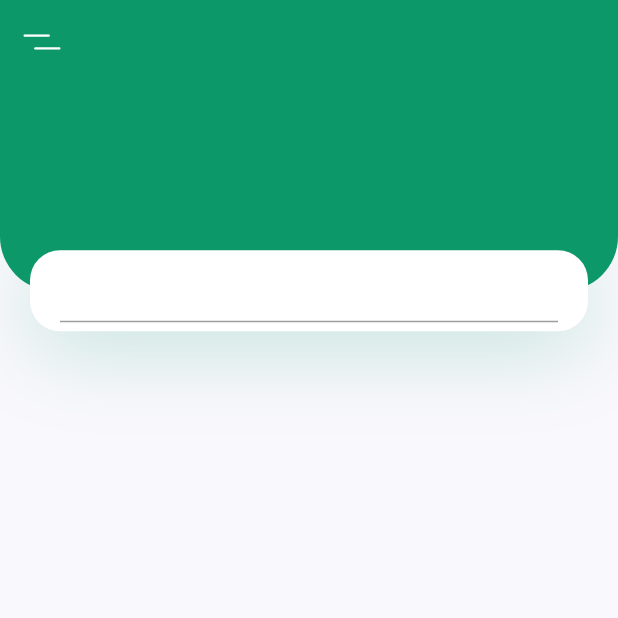
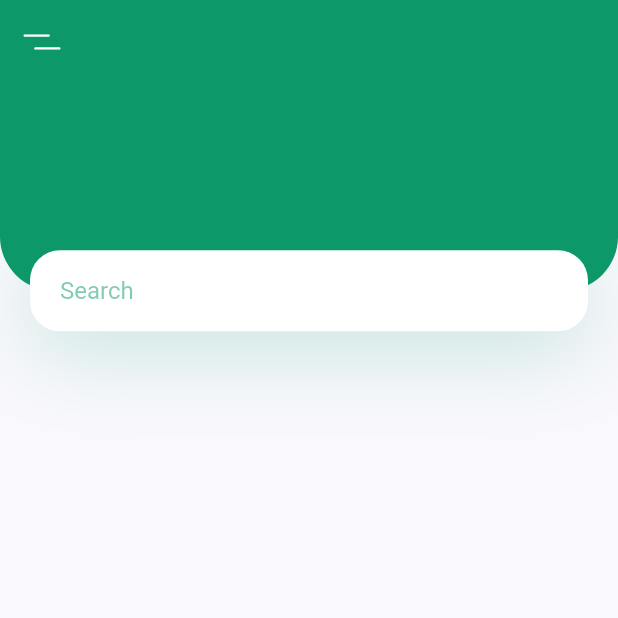
Before and after one commit to jantapabh/Plant-App, a Flutter app: the screen it shows after launch, on a phone screen of 412 x 824 dp, the top half of it. Run offline on Flutter 3.47's test engine with Material 2 defaults, Android fonts, the phone set to English and light mode, and no system bars; our stand-ins replace flutter_svg.

Commit message:
add commit

```diff
--- a/lib/screen/components/body.dart
+++ b/lib/screen/components/body.dart
@@ -26,6 +26,7 @@ class Body extends StatelessWidget {
                 right: 0,
                 child:
                Container(
+                 alignment: Alignment.center,
                 margin: EdgeInsets.symmetric(horizontal: kDefaultPadding),
                 padding: EdgeInsets.symmetric(horizontal: kDefaultPadding),
                 height: 54,
@@ -38,7 +39,16 @@ class Body extends StatelessWidget {
                     color: kPrimaryColor.withOpacity(0.23)
                   ), ]
                 ),
-                child: TextField(),
+                child: TextField(
+                  decoration: InputDecoration(
+                    hintText: "Search",
+                    hintStyle: TextStyle(
+                      color: kPrimaryColor.withOpacity(0.5),
+                    ),
+                    enabledBorder: InputBorder.none,
+                    focusedBorder: InputBorder.none,
+                  ),
+                ),
               ),
               ),
             ],
```
